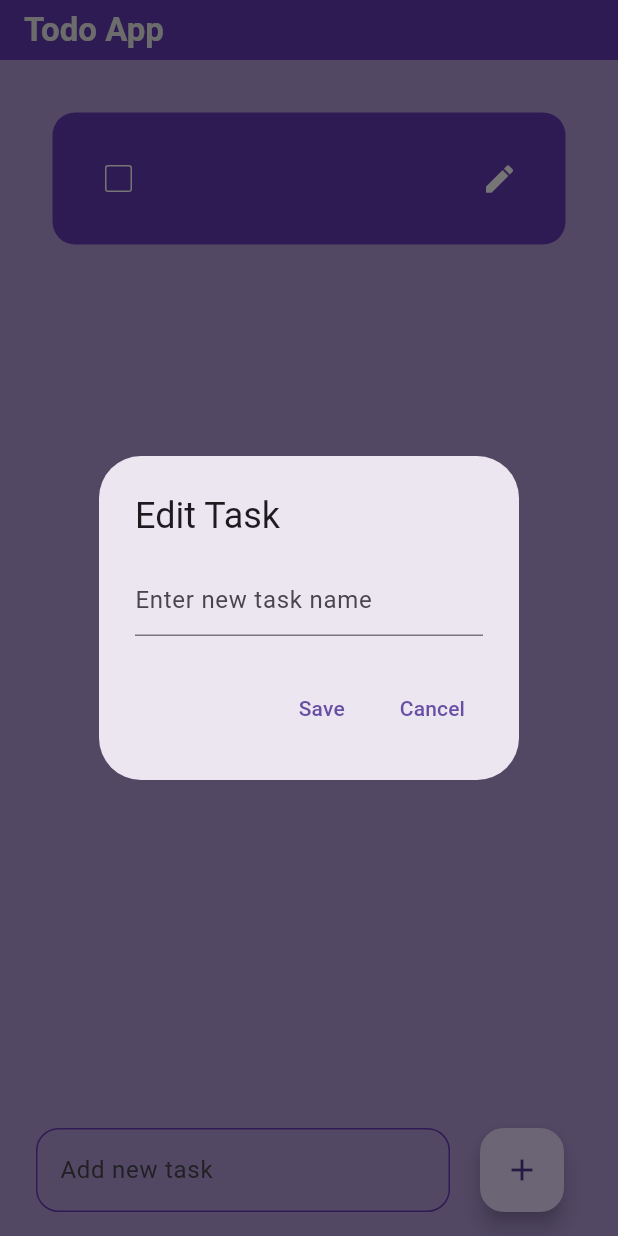
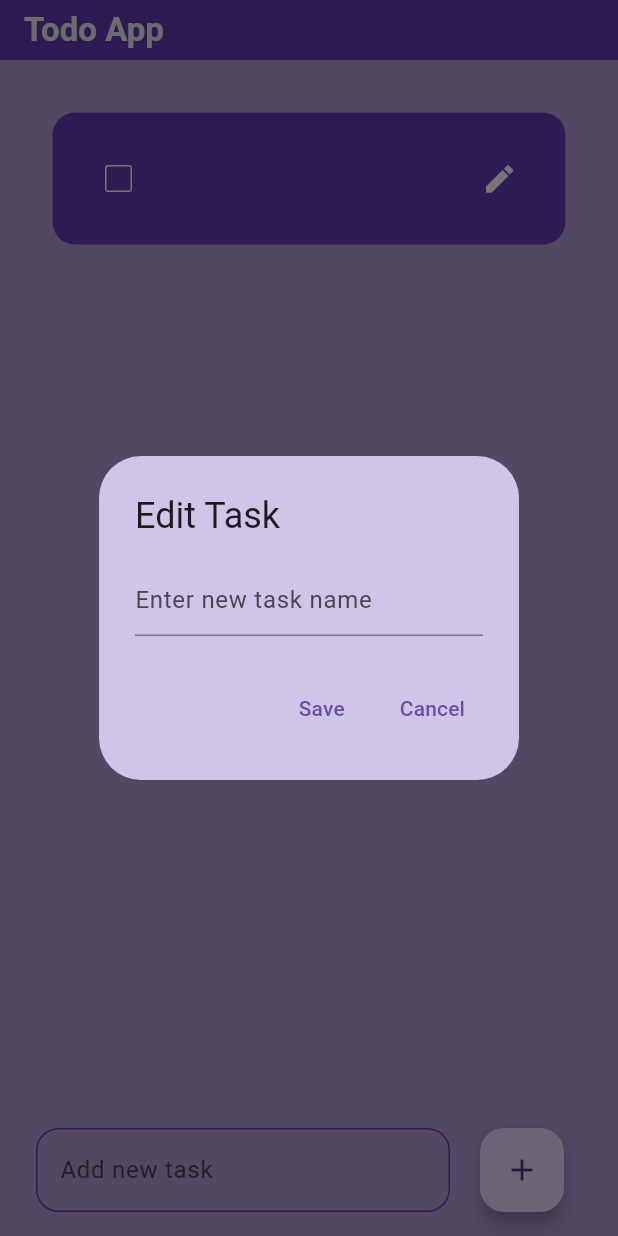
Before and after one commit to Sumitrajak2002/toDo_brainwave, a Flutter app: the screen it shows after launch, after a tap on the "add" icon, after a tap on the "edit" icon, on a phone screen of 412 x 824 dp. Run offline on Flutter 3.47's test engine with Material 3 defaults, Android fonts, the phone set to English and light mode, and no system bars; drawn by our look-alikes of flutter_slidable; our stand-ins replace cloud_firestore, firebase_core; accounts and stored records are empty.

Commit message:
final submission ok

```diff
--- a/lib/services/firestore_services.dart
+++ b/lib/services/firestore_services.dart
@@ -37,4 +37,4 @@ class FirestoreService {
   Future<void> deleteNote(String docId) {
     return notes.doc(docId).delete();
   }
-}
+    }
--- a/lib/utils/todo_list.dart
+++ b/lib/utils/todo_list.dart
@@ -1,7 +1,5 @@
-
 import 'package:flutter/material.dart';
 import 'package:flutter_slidable/flutter_slidable.dart';
-
 
 class TodoList extends StatelessWidget {
   const TodoList({
@@ -28,6 +26,7 @@ class TodoList extends StatelessWidget {
       context: context,
       builder: (context) => AlertDialog(
         title: Text('Edit Task'),
+        backgroundColor: Colors.deepPurple.shade100,
         content: TextField(
           controller: _controller,
           decoration: InputDecoration(
```
Also changed, not shown: 1 other file.
